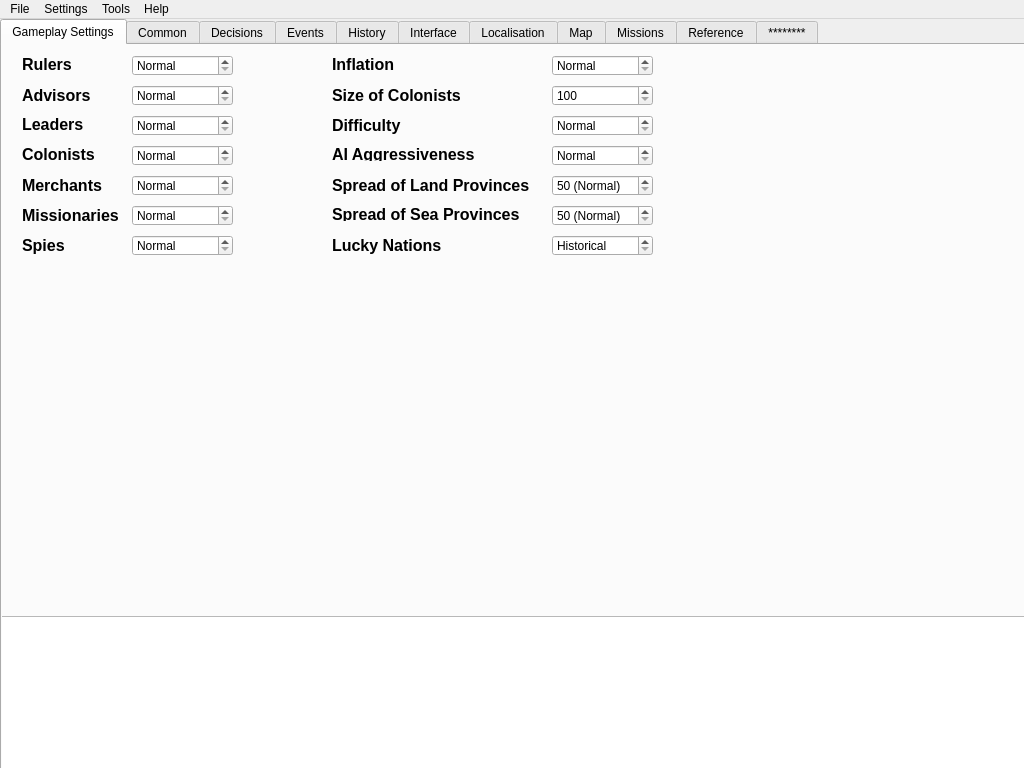
Qt form trunk/BraveNewModder/mainwindow.ui (ADataGMan/bravenewmodder) before a commit.
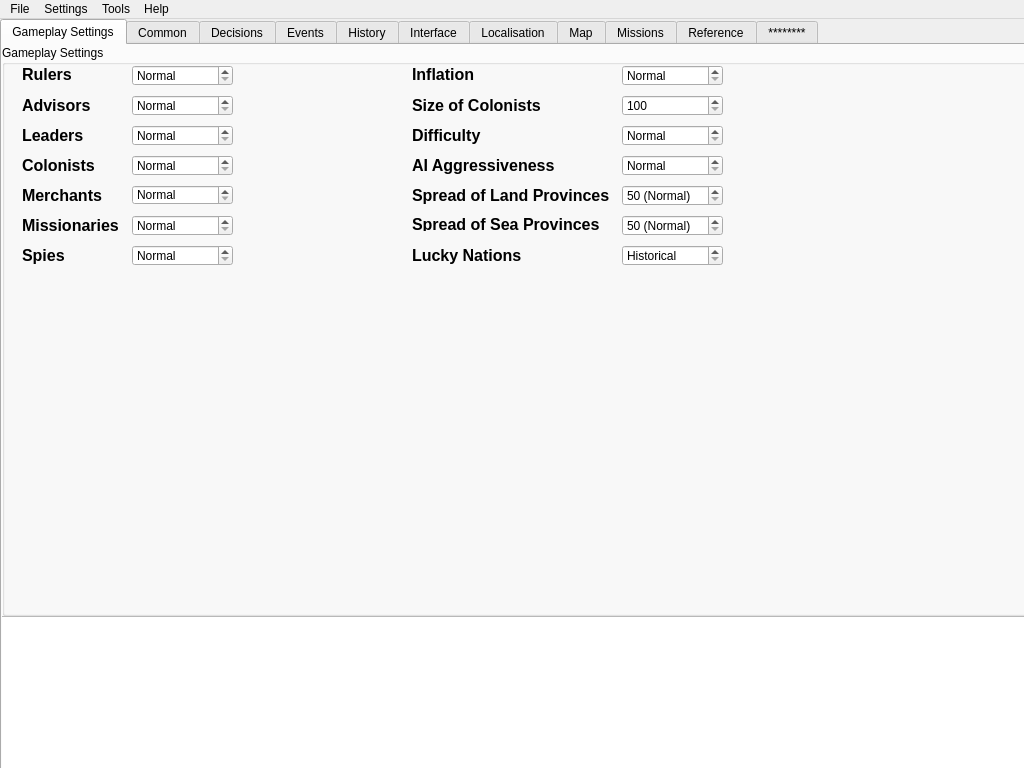
The same form after that commit. The open tabs and pages were chosen to show the change.

The edit to the form file:
```diff
--- a/trunk/BraveNewModder/mainwindow.ui
+++ b/trunk/BraveNewModder/mainwindow.ui
@@ -45,11 +45,33 @@
      <attribute name="title">
       <string>Gameplay Settings</string>
      </attribute>
+     <widget class="QTextBrowser" name="textBrowser">
+      <property name="geometry">
+       <rect>
+        <x>-5</x>
+        <y>571</y>
+        <width>1031</width>
+        <height>161</height>
+       </rect>
+      </property>
+     </widget>
+     <widget class="QGroupBox" name="groupBox_12">
+      <property name="geometry">
+       <rect>
+        <x>0</x>
+        <y>0</y>
+        <width>1031</width>
+        <height>571</height>
+       </rect>
+      </property>
+      <property name="title">
+       <string>Gameplay Settings</string>
+      </property>
      <widget class="QLabel" name="label">
       <property name="geometry">
        <rect>
         <x>20</x>
-        <y>10</y>
+         <y>20</y>
         <width>61</width>
         <height>16</height>
        </rect>
@@ -69,7 +91,7 @@
       <property name="geometry">
        <rect>
         <x>20</x>
-        <y>40</y>
+         <y>50</y>
         <width>71</width>
         <height>21</height>
        </rect>
@@ -89,9 +111,9 @@
       <property name="geometry">
        <rect>
         <x>20</x>
-        <y>70</y>
+         <y>80</y>
         <width>71</width>
-        <height>16</height>
+         <height>21</height>
        </rect>
       </property>
       <property name="contextMenuPolicy">
@@ -109,9 +131,9 @@
       <property name="geometry">
        <rect>
         <x>20</x>
-        <y>100</y>
+         <y>110</y>
         <width>81</width>
-        <height>16</height>
+         <height>21</height>
        </rect>
       </property>
       <property name="contextMenuPolicy">
@@ -129,7 +151,7 @@
       <property name="geometry">
        <rect>
         <x>20</x>
-        <y>130</y>
+         <y>140</y>
         <width>91</width>
         <height>21</height>
        </rect>
@@ -151,11 +173,31 @@
 &lt;p style=&quot; margin-top:0px; margin-bottom:0px; margin-left:0px; margin-right:0px; -qt-block-indent:0; text-indent:0px;&quot;&gt;&lt;span style=&quot; font-size:12pt; font-weight:600;&quot;&gt;Merchants&lt;/span&gt;&lt;/p&gt;&lt;/body&gt;&lt;/html&gt;</string>
       </property>
      </widget>
+      <widget class="QLabel" name="label_7">
+       <property name="geometry">
+        <rect>
+         <x>20</x>
+         <y>170</y>
+         <width>101</width>
+         <height>21</height>
+        </rect>
+       </property>
+       <property name="contextMenuPolicy">
+        <enum>Qt::NoContextMenu</enum>
+       </property>
+       <property name="text">
+        <string>&lt;!DOCTYPE HTML PUBLIC &quot;-//W3C//DTD HTML 4.0//EN&quot; &quot;http://www.w3.org/TR/REC-html40/strict.dtd&quot;&gt;
+&lt;html&gt;&lt;head&gt;&lt;meta name=&quot;qrichtext&quot; content=&quot;1&quot; /&gt;&lt;style type=&quot;text/css&quot;&gt;
+p, li { white-space: pre-wrap; }
+&lt;/style&gt;&lt;/head&gt;&lt;body style=&quot; font-family:'MS Shell Dlg 2'; font-size:8.25pt; font-weight:400; font-style:normal;&quot;&gt;
+&lt;p style=&quot; margin-top:0px; margin-bottom:0px; margin-left:0px; margin-right:0px; -qt-block-indent:0; text-indent:0px;&quot;&gt;&lt;span style=&quot; font-size:12pt; font-weight:600;&quot;&gt;Missionaries&lt;/span&gt;&lt;/p&gt;&lt;/body&gt;&lt;/html&gt;</string>
+       </property>
+      </widget>
      <widget class="QLabel" name="label_6">
       <property name="geometry">
        <rect>
         <x>20</x>
-        <y>190</y>
+         <y>200</y>
         <width>51</width>
         <height>21</height>
        </rect>
@@ -171,69 +213,11 @@
 &lt;p style=&quot; margin-top:0px; margin-bottom:0px; margin-left:0px; margin-right:0px; -qt-block-indent:0; text-indent:0px;&quot;&gt;&lt;span style=&quot; font-size:12pt; font-weight:600;&quot;&gt;Spies&lt;/span&gt;&lt;/p&gt;&lt;/body&gt;&lt;/html&gt;</string>
       </property>
      </widget>
-     <widget class="QLabel" name="label_7">
-      <property name="geometry">
-       <rect>
-        <x>20</x>
-        <y>160</y>
-        <width>101</width>
-        <height>21</height>
-       </rect>
-      </property>
-      <property name="contextMenuPolicy">
-       <enum>Qt::NoContextMenu</enum>
-      </property>
-      <property name="text">
-       <string>&lt;!DOCTYPE HTML PUBLIC &quot;-//W3C//DTD HTML 4.0//EN&quot; &quot;http://www.w3.org/TR/REC-html40/strict.dtd&quot;&gt;
-&lt;html&gt;&lt;head&gt;&lt;meta name=&quot;qrichtext&quot; content=&quot;1&quot; /&gt;&lt;style type=&quot;text/css&quot;&gt;
-p, li { white-space: pre-wrap; }
-&lt;/style&gt;&lt;/head&gt;&lt;body style=&quot; font-family:'MS Shell Dlg 2'; font-size:8.25pt; font-weight:400; font-style:normal;&quot;&gt;
-&lt;p style=&quot; margin-top:0px; margin-bottom:0px; margin-left:0px; margin-right:0px; -qt-block-indent:0; text-indent:0px;&quot;&gt;&lt;span style=&quot; font-size:12pt; font-weight:600;&quot;&gt;Missionaries&lt;/span&gt;&lt;/p&gt;&lt;/body&gt;&lt;/html&gt;</string>
-      </property>
-     </widget>
-     <widget class="QSpinBox" name="spinBox">
-      <property name="geometry">
-       <rect>
-        <x>130</x>
-        <y>100</y>
-        <width>101</width>
-        <height>21</height>
-       </rect>
-      </property>
-      <property name="focusPolicy">
-       <enum>Qt::ClickFocus</enum>
-      </property>
-      <property name="frame">
-       <bool>true</bool>
-      </property>
-      <property name="specialValueText">
-       <string>Normal</string>
-      </property>
-     </widget>
-     <widget class="QSpinBox" name="spinBox_2">
-      <property name="geometry">
-       <rect>
-        <x>130</x>
-        <y>70</y>
-        <width>101</width>
-        <height>21</height>
-       </rect>
-      </property>
-      <property name="focusPolicy">
-       <enum>Qt::ClickFocus</enum>
-      </property>
-      <property name="frame">
-       <bool>true</bool>
-      </property>
-      <property name="specialValueText">
-       <string>Normal</string>
-      </property>
-     </widget>
      <widget class="QSpinBox" name="spinBox_3">
       <property name="geometry">
        <rect>
         <x>130</x>
-        <y>10</y>
+         <y>20</y>
         <width>101</width>
         <height>21</height>
        </rect>
@@ -255,7 +239,45 @@
       <property name="geometry">
        <rect>
         <x>130</x>
-        <y>40</y>
+         <y>50</y>
+         <width>101</width>
+         <height>21</height>
+        </rect>
+       </property>
+       <property name="focusPolicy">
+        <enum>Qt::ClickFocus</enum>
+       </property>
+       <property name="frame">
+        <bool>true</bool>
+       </property>
+       <property name="specialValueText">
+        <string>Normal</string>
+       </property>
+      </widget>
+      <widget class="QSpinBox" name="spinBox_2">
+       <property name="geometry">
+        <rect>
+         <x>130</x>
+         <y>80</y>
+         <width>101</width>
+         <height>21</height>
+        </rect>
+       </property>
+       <property name="focusPolicy">
+        <enum>Qt::ClickFocus</enum>
+       </property>
+       <property name="frame">
+        <bool>true</bool>
+       </property>
+       <property name="specialValueText">
+        <string>Normal</string>
+       </property>
+      </widget>
+      <widget class="QSpinBox" name="spinBox">
+       <property name="geometry">
+        <rect>
+         <x>130</x>
+         <y>110</y>
         <width>101</width>
         <height>21</height>
        </rect>
@@ -274,9 +296,9 @@
       <property name="geometry">
        <rect>
         <x>130</x>
-        <y>130</y>
+         <y>140</y>
         <width>101</width>
-        <height>21</height>
+         <height>20</height>
        </rect>
       </property>
       <property name="focusPolicy">
@@ -293,7 +315,7 @@
       <property name="geometry">
        <rect>
         <x>130</x>
-        <y>160</y>
+         <y>170</y>
         <width>101</width>
         <height>21</height>
        </rect>
@@ -312,7 +334,7 @@
       <property name="geometry">
        <rect>
         <x>130</x>
-        <y>190</y>
+         <y>200</y>
         <width>101</width>
         <height>21</height>
        </rect>
@@ -330,8 +352,8 @@
      <widget class="QLabel" name="label_8">
       <property name="geometry">
        <rect>
-        <x>330</x>
-        <y>10</y>
+         <x>410</x>
+         <y>20</y>
         <width>71</width>
         <height>16</height>
        </rect>
@@ -347,13 +369,53 @@
 &lt;p style=&quot; margin-top:0px; margin-bottom:0px; margin-left:0px; margin-right:0px; -qt-block-indent:0; text-indent:0px;&quot;&gt;&lt;span style=&quot; font-size:12pt; font-weight:600;&quot;&gt;Inflation&lt;/span&gt;&lt;/p&gt;&lt;/body&gt;&lt;/html&gt;</string>
       </property>
      </widget>
+      <widget class="QLabel" name="label_13">
+       <property name="geometry">
+        <rect>
+         <x>410</x>
+         <y>50</y>
+         <width>141</width>
+         <height>21</height>
+        </rect>
+       </property>
+       <property name="contextMenuPolicy">
+        <enum>Qt::NoContextMenu</enum>
+       </property>
+       <property name="text">
+        <string>&lt;!DOCTYPE HTML PUBLIC &quot;-//W3C//DTD HTML 4.0//EN&quot; &quot;http://www.w3.org/TR/REC-html40/strict.dtd&quot;&gt;
+&lt;html&gt;&lt;head&gt;&lt;meta name=&quot;qrichtext&quot; content=&quot;1&quot; /&gt;&lt;style type=&quot;text/css&quot;&gt;
+p, li { white-space: pre-wrap; }
+&lt;/style&gt;&lt;/head&gt;&lt;body style=&quot; font-family:'MS Shell Dlg 2'; font-size:8.25pt; font-weight:400; font-style:normal;&quot;&gt;
+&lt;p style=&quot; margin-top:0px; margin-bottom:0px; margin-left:0px; margin-right:0px; -qt-block-indent:0; text-indent:0px;&quot;&gt;&lt;span style=&quot; font-size:12pt; font-weight:600;&quot;&gt;Size of Colonists&lt;/span&gt;&lt;/p&gt;&lt;/body&gt;&lt;/html&gt;</string>
+       </property>
+      </widget>
+      <widget class="QLabel" name="label_10">
+       <property name="geometry">
+        <rect>
+         <x>410</x>
+         <y>80</y>
+         <width>81</width>
+         <height>21</height>
+        </rect>
+       </property>
+       <property name="contextMenuPolicy">
+        <enum>Qt::NoContextMenu</enum>
+       </property>
+       <property name="text">
+        <string>&lt;!DOCTYPE HTML PUBLIC &quot;-//W3C//DTD HTML 4.0//EN&quot; &quot;http://www.w3.org/TR/REC-html40/strict.dtd&quot;&gt;
+&lt;html&gt;&lt;head&gt;&lt;meta name=&quot;qrichtext&quot; content=&quot;1&quot; /&gt;&lt;style type=&quot;text/css&quot;&gt;
+p, li { white-space: pre-wrap; }
+&lt;/style&gt;&lt;/head&gt;&lt;body style=&quot; font-family:'MS Shell Dlg 2'; font-size:8.25pt; font-weight:400; font-style:normal;&quot;&gt;
+&lt;p style=&quot; margin-top:0px; margin-bottom:0px; margin-left:0px; margin-right:0px; -qt-block-indent:0; text-indent:0px;&quot;&gt;&lt;span style=&quot; font-size:12pt; font-weight:600;&quot;&gt;Difficulty&lt;/span&gt;&lt;/p&gt;&lt;/body&gt;&lt;/html&gt;</string>
+       </property>
+      </widget>
      <widget class="QLabel" name="label_9">
       <property name="geometry">
        <rect>
-        <x>330</x>
-        <y>100</y>
+         <x>410</x>
+         <y>110</y>
         <width>161</width>
-        <height>16</height>
+         <height>21</height>
        </rect>
       </property>
       <property name="contextMenuPolicy">
@@ -367,31 +429,11 @@
 &lt;p style=&quot; margin-top:0px; margin-bottom:0px; margin-left:0px; margin-right:0px; -qt-block-indent:0; text-indent:0px;&quot;&gt;&lt;span style=&quot; font-size:12pt; font-weight:600;&quot;&gt;AI Aggressiveness&lt;/span&gt;&lt;/p&gt;&lt;/body&gt;&lt;/html&gt;</string>
       </property>
      </widget>
-     <widget class="QLabel" name="label_10">
-      <property name="geometry">
-       <rect>
-        <x>330</x>
-        <y>70</y>
-        <width>81</width>
-        <height>21</height>
-       </rect>
-      </property>
-      <property name="contextMenuPolicy">
-       <enum>Qt::NoContextMenu</enum>
-      </property>
-      <property name="text">
-       <string>&lt;!DOCTYPE HTML PUBLIC &quot;-//W3C//DTD HTML 4.0//EN&quot; &quot;http://www.w3.org/TR/REC-html40/strict.dtd&quot;&gt;
-&lt;html&gt;&lt;head&gt;&lt;meta name=&quot;qrichtext&quot; content=&quot;1&quot; /&gt;&lt;style type=&quot;text/css&quot;&gt;
-p, li { white-space: pre-wrap; }
-&lt;/style&gt;&lt;/head&gt;&lt;body style=&quot; font-family:'MS Shell Dlg 2'; font-size:8.25pt; font-weight:400; font-style:normal;&quot;&gt;
-&lt;p style=&quot; margin-top:0px; margin-bottom:0px; margin-left:0px; margin-right:0px; -qt-block-indent:0; text-indent:0px;&quot;&gt;&lt;span style=&quot; font-size:12pt; font-weight:600;&quot;&gt;Difficulty&lt;/span&gt;&lt;/p&gt;&lt;/body&gt;&lt;/html&gt;</string>
-      </property>
-     </widget>
      <widget class="QLabel" name="label_11">
       <property name="geometry">
        <rect>
-        <x>330</x>
-        <y>190</y>
+         <x>410</x>
+         <y>200</y>
         <width>121</width>
         <height>21</height>
        </rect>
@@ -410,8 +452,8 @@
      <widget class="QLabel" name="label_12">
       <property name="geometry">
        <rect>
-        <x>330</x>
-        <y>160</y>
+         <x>410</x>
+         <y>170</y>
         <width>201</width>
         <height>16</height>
        </rect>
@@ -427,31 +469,11 @@
 &lt;p style=&quot; margin-top:0px; margin-bottom:0px; margin-left:0px; margin-right:0px; -qt-block-indent:0; text-indent:0px;&quot;&gt;&lt;span style=&quot; font-size:12pt; font-weight:600;&quot;&gt;Spread of Sea Provinces&lt;/span&gt;&lt;/p&gt;&lt;/body&gt;&lt;/html&gt;</string>
       </property>
      </widget>
-     <widget class="QLabel" name="label_13">
-      <property name="geometry">
-       <rect>
-        <x>330</x>
-        <y>40</y>
-        <width>141</width>
-        <height>21</height>
-       </rect>
-      </property>
-      <property name="contextMenuPolicy">
-       <enum>Qt::NoContextMenu</enum>
-      </property>
-      <property name="text">
-       <string>&lt;!DOCTYPE HTML PUBLIC &quot;-//W3C//DTD HTML 4.0//EN&quot; &quot;http://www.w3.org/TR/REC-html40/strict.dtd&quot;&gt;
-&lt;html&gt;&lt;head&gt;&lt;meta name=&quot;qrichtext&quot; content=&quot;1&quot; /&gt;&lt;style type=&quot;text/css&quot;&gt;
-p, li { white-space: pre-wrap; }
-&lt;/style&gt;&lt;/head&gt;&lt;body style=&quot; font-family:'MS Shell Dlg 2'; font-size:8.25pt; font-weight:400; font-style:normal;&quot;&gt;
-&lt;p style=&quot; margin-top:0px; margin-bottom:0px; margin-left:0px; margin-right:0px; -qt-block-indent:0; text-indent:0px;&quot;&gt;&lt;span style=&quot; font-size:12pt; font-weight:600;&quot;&gt;Size of Colonists&lt;/span&gt;&lt;/p&gt;&lt;/body&gt;&lt;/html&gt;</string>
-      </property>
-     </widget>
      <widget class="QLabel" name="label_14">
       <property name="geometry">
        <rect>
-        <x>330</x>
-        <y>130</y>
+         <x>410</x>
+         <y>140</y>
         <width>211</width>
         <height>21</height>
        </rect>
@@ -467,49 +489,11 @@
 &lt;p style=&quot; margin-top:0px; margin-bottom:0px; margin-left:0px; margin-right:0px; -qt-block-indent:0; text-indent:0px;&quot;&gt;&lt;span style=&quot; font-size:12pt; font-weight:600;&quot;&gt;Spread of Land Provinces&lt;/span&gt;&lt;/p&gt;&lt;/body&gt;&lt;/html&gt;</string>
       </property>
      </widget>
-     <widget class="QSpinBox" name="spinBox_8">
+      <widget class="QSpinBox" name="spinBox_13">
       <property name="geometry">
        <rect>
-        <x>550</x>
-        <y>190</y>
-        <width>101</width>
-        <height>21</height>
-       </rect>
-      </property>
-      <property name="focusPolicy">
-       <enum>Qt::ClickFocus</enum>
-      </property>
-      <property name="frame">
-       <bool>true</bool>
-      </property>
-      <property name="specialValueText">
-       <string>Historical</string>
-      </property>
-     </widget>
-     <widget class="QSpinBox" name="spinBox_9">
-      <property name="geometry">
-       <rect>
-        <x>550</x>
-        <y>160</y>
-        <width>101</width>
-        <height>21</height>
-       </rect>
-      </property>
-      <property name="focusPolicy">
-       <enum>Qt::ClickFocus</enum>
-      </property>
-      <property name="frame">
-       <bool>true</bool>
-      </property>
-      <property name="specialValueText">
-       <string>50 (Normal)</string>
-      </property>
-     </widget>
-     <widget class="QSpinBox" name="spinBox_10">
-      <property name="geometry">
-       <rect>
-        <x>550</x>
-        <y>100</y>
+         <x>620</x>
+         <y>20</y>
         <width>101</width>
         <height>21</height>
        </rect>
@@ -524,30 +508,11 @@
        <string>Normal</string>
       </property>
      </widget>
-     <widget class="QSpinBox" name="spinBox_11">
-      <property name="geometry">
-       <rect>
-        <x>550</x>
-        <y>130</y>
-        <width>101</width>
-        <height>21</height>
-       </rect>
-      </property>
-      <property name="focusPolicy">
-       <enum>Qt::ClickFocus</enum>
-      </property>
-      <property name="frame">
-       <bool>true</bool>
-      </property>
-      <property name="specialValueText">
-       <string>50 (Normal)</string>
-      </property>
-     </widget>
      <widget class="QSpinBox" name="spinBox_12">
       <property name="geometry">
        <rect>
-        <x>550</x>
-        <y>40</y>
+         <x>620</x>
+         <y>50</y>
         <width>101</width>
         <height>21</height>
        </rect>
@@ -562,30 +527,11 @@
        <string>100</string>
       </property>
      </widget>
-     <widget class="QSpinBox" name="spinBox_13">
-      <property name="geometry">
-       <rect>
-        <x>550</x>
-        <y>10</y>
-        <width>101</width>
-        <height>21</height>
-       </rect>
-      </property>
-      <property name="focusPolicy">
-       <enum>Qt::ClickFocus</enum>
-      </property>
-      <property name="frame">
-       <bool>true</bool>
-      </property>
-      <property name="specialValueText">
-       <string>Normal</string>
-      </property>
-     </widget>
      <widget class="QSpinBox" name="spinBox_14">
       <property name="geometry">
        <rect>
-        <x>550</x>
-        <y>70</y>
+         <x>620</x>
+         <y>80</y>
         <width>101</width>
         <height>21</height>
        </rect>
@@ -600,15 +546,82 @@
        <string>Normal</string>
       </property>
      </widget>
-     <widget class="QTextBrowser" name="textBrowser">
+      <widget class="QSpinBox" name="spinBox_10">
       <property name="geometry">
        <rect>
-        <x>-5</x>
-        <y>571</y>
-        <width>1031</width>
-        <height>161</height>
-       </rect>
-      </property>
+         <x>620</x>
+         <y>110</y>
+         <width>101</width>
+         <height>21</height>
+        </rect>
+       </property>
+       <property name="focusPolicy">
+        <enum>Qt::ClickFocus</enum>
+       </property>
+       <property name="frame">
+        <bool>true</bool>
+       </property>
+       <property name="specialValueText">
+        <string>Normal</string>
+       </property>
+      </widget>
+      <widget class="QSpinBox" name="spinBox_11">
+       <property name="geometry">
+        <rect>
+         <x>620</x>
+         <y>140</y>
+         <width>101</width>
+         <height>21</height>
+        </rect>
+       </property>
+       <property name="focusPolicy">
+        <enum>Qt::ClickFocus</enum>
+       </property>
+       <property name="frame">
+        <bool>true</bool>
+       </property>
+       <property name="specialValueText">
+        <string>50 (Normal)</string>
+       </property>
+      </widget>
+      <widget class="QSpinBox" name="spinBox_9">
+       <property name="geometry">
+        <rect>
+         <x>620</x>
+         <y>170</y>
+         <width>101</width>
+         <height>21</height>
+        </rect>
+       </property>
+       <property name="focusPolicy">
+        <enum>Qt::ClickFocus</enum>
+       </property>
+       <property name="frame">
+        <bool>true</bool>
+       </property>
+       <property name="specialValueText">
+        <string>50 (Normal)</string>
+       </property>
+      </widget>
+      <widget class="QSpinBox" name="spinBox_8">
+       <property name="geometry">
+        <rect>
+         <x>620</x>
+         <y>200</y>
+         <width>101</width>
+         <height>21</height>
+        </rect>
+       </property>
+       <property name="focusPolicy">
+        <enum>Qt::ClickFocus</enum>
+       </property>
+       <property name="frame">
+        <bool>true</bool>
+       </property>
+       <property name="specialValueText">
+        <string>Historical</string>
+       </property>
+      </widget>
      </widget>
     </widget>
     <widget class="QWidget" name="tab_3">
```
Left out of the diff: 2 changed lines with no effect on the pictures. Lines whose indentation alone changed are shown as unchanged.
